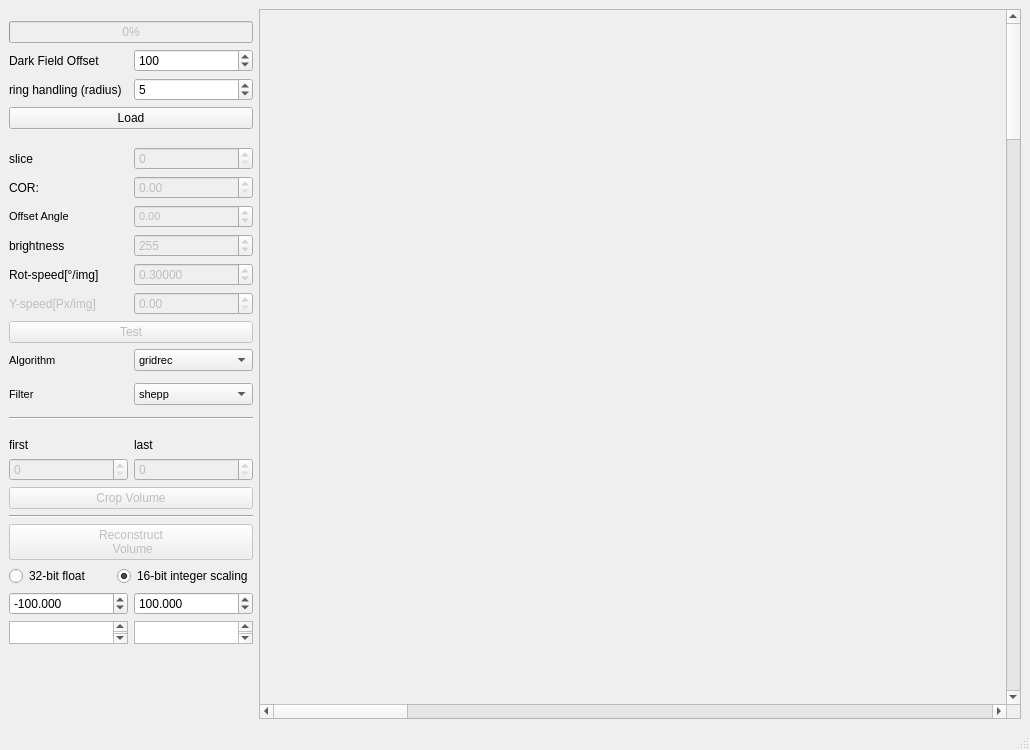
Above: BAMline_on_the_fly_CT/on_the_fly_CT_tester.ui from HMarkoetter/BAMline_CT_preview_RECO before the change. Below: the same form after it.
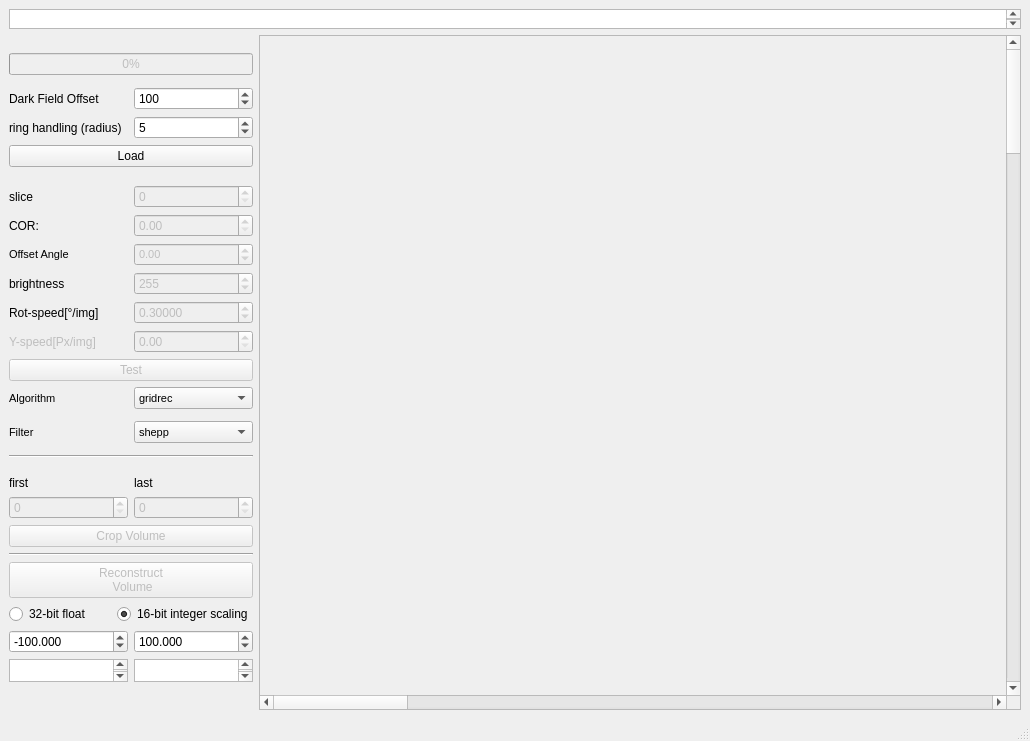
That is the form after the change.

Commit message: path and path-display

The edit to the form file:
```diff
--- a/BAMline_on_the_fly_CT/on_the_fly_CT_tester.ui
+++ b/BAMline_on_the_fly_CT/on_the_fly_CT_tester.ui
@@ -7,7 +7,7 @@
     <x>0</x>
     <y>0</y>
     <width>1030</width>
-    <height>750</height>
+    <height>741</height>
    </rect>
   </property>
   <property name="windowTitle">
@@ -15,14 +15,235 @@
   </property>
   <widget class="QWidget" name="centralwidget">
    <layout class="QGridLayout" name="gridLayout">
+    <item row="30" column="0" colspan="2">
+     <widget class="Line" name="line">
+      <property name="orientation">
+       <enum>Qt::Horizontal</enum>
+      </property>
+     </widget>
+    </item>
+    <item row="15" column="1">
+     <widget class="QDoubleSpinBox" name="Offset_Angle">
+      <property name="enabled">
+       <bool>false</bool>
+      </property>
+      <property name="font">
+       <font>
+        <pointsize>8</pointsize>
+        <weight>50</weight>
+        <bold>false</bold>
+       </font>
+      </property>
+      <property name="alignment">
+       <set>Qt::AlignLeading|Qt::AlignLeft|Qt::AlignVCenter</set>
+      </property>
+      <property name="minimum">
+       <double>-360.000000000000000</double>
+      </property>
+      <property name="maximum">
+       <double>360.000000000000000</double>
+      </property>
+     </widget>
+    </item>
+    <item row="20" column="0">
+     <widget class="QLabel" name="label_15">
+      <property name="font">
+       <font>
+        <pointsize>8</pointsize>
+        <weight>50</weight>
+        <bold>false</bold>
+       </font>
+      </property>
+      <property name="text">
+       <string>Algorithm</string>
+      </property>
+     </widget>
+    </item>
+    <item row="15" column="0">
+     <widget class="QLabel" name="label_9">
+      <property name="font">
+       <font>
+        <pointsize>8</pointsize>
+        <weight>50</weight>
+        <bold>false</bold>
+       </font>
+      </property>
+      <property name="text">
+       <string>Offset Angle</string>
+      </property>
+     </widget>
+    </item>
+    <item row="33" column="1">
+     <widget class="QDoubleSpinBox" name="int_high">
+      <property name="decimals">
+       <number>3</number>
+      </property>
+      <property name="minimum">
+       <double>-65535.000000000000000</double>
+      </property>
+      <property name="maximum">
+       <double>65535.000000000000000</double>
+      </property>
+      <property name="value">
+       <double>100.000000000000000</double>
+      </property>
+     </widget>
+    </item>
+    <item row="36" column="0">
+     <spacer name="verticalSpacer">
+      <property name="orientation">
+       <enum>Qt::Vertical</enum>
+      </property>
+      <property name="sizeHint" stdset="0">
+       <size>
+        <width>20</width>
+        <height>40</height>
+       </size>
+      </property>
+     </spacer>
+    </item>
+    <item row="20" column="1">
+     <widget class="QComboBox" name="algorithm_list">
+      <property name="font">
+       <font>
+        <pointsize>8</pointsize>
+        <weight>50</weight>
+        <bold>false</bold>
+       </font>
+      </property>
+      <item>
+       <property name="text">
+        <string>gridrec</string>
+       </property>
+      </item>
+      <item>
+       <property name="text">
+        <string>FBP_CUDA</string>
+       </property>
+      </item>
+      <item>
+       <property name="text">
+        <string>art</string>
+       </property>
+      </item>
+      <item>
+       <property name="text">
+        <string>bart</string>
+       </property>
+      </item>
+      <item>
+       <property name="text">
+        <string>fbp</string>
+       </property>
+      </item>
+      <item>
+       <property name="text">
+        <string>sirt</string>
+       </property>
+      </item>
+      <item>
+       <property name="text">
+        <string>tv</string>
+       </property>
+      </item>
+      <item>
+       <property name="text">
+        <string>grad</string>
+       </property>
+      </item>
+      <item>
+       <property name="text">
+        <string>mlem</string>
+       </property>
+      </item>
+      <item>
+       <property name="text">
+        <string>tikh</string>
+       </property>
+      </item>
+      <item>
+       <property name="text">
+        <string>osem</string>
+       </property>
+      </item>
+      <item>
+       <property name="text">
+        <string>pml_hybrid</string>
+       </property>
+      </item>
+      <item>
+       <property name="text">
+        <string>pml_quad</string>
+       </property>
+      </item>
+      <item>
+       <property name="text">
+        <string>ospml_hybrid</string>
+       </property>
+      </item>
+      <item>
+       <property name="text">
+        <string>ospml_quad</string>
+       </property>
+      </item>
+     </widget>
+    </item>
+    <item row="32" column="0" colspan="2">
+     <layout class="QHBoxLayout" name="horizontalLayout_2">
+      <item>
+       <widget class="QRadioButton" name="radioButton_32bit_float">
+        <property name="text">
+         <string>32-bit float</string>
+        </property>
+       </widget>
+      </item>
+      <item>
+       <widget class="QRadioButton" name="radioButton_16bit_integer">
+        <property name="text">
+         <string>16-bit integer scaling</string>
+        </property>
+        <property name="checked">
+         <bool>true</bool>
+        </property>
+       </widget>
+      </item>
+     </layout>
+    </item>
+    <item row="19" column="0" colspan="2">
+     <widget class="QPushButton" name="pushReconstruct">
+      <property name="enabled">
+       <bool>false</bool>
+      </property>
+      <property name="text">
+       <string>Test</string>
+      </property>
+     </widget>
+    </item>
+    <item row="27" column="0">
+     <widget class="QLabel" name="label_5">
+      <property name="text">
+       <string>first</string>
+      </property>
+     </widget>
+    </item>
     <item row="14" column="0">
-     <widget class="QLabel" name="label_7">
+     <widget class="QLabel" name="label_3">
       <property name="text">
-       <string>brightness</string>
+       <string>COR:</string>
       </property>
      </widget>
     </item>
-    <item row="27" column="0" colspan="2">
+    <item row="18" column="0">
+     <widget class="QLabel" name="label_4">
+      <property name="enabled">
+       <bool>false</bool>
+      </property>
+      <property name="text">
+       <string>Y-speed[Px/img]</string>
+      </property>
+     </widget>
+    </item>
+    <item row="29" column="0" colspan="2">
      <widget class="QPushButton" name="push_Crop_volume">
       <property name="enabled">
        <bool>false</bool>
@@ -32,22 +253,15 @@
       </property>
      </widget>
     </item>
-    <item row="16" column="1">
-     <widget class="QDoubleSpinBox" name="speed_Y">
-      <property name="enabled">
-       <bool>false</bool>
+    <item row="16" column="0">
+     <widget class="QLabel" name="label_7">
+      <property name="text">
+       <string>brightness</string>
       </property>
      </widget>
     </item>
-    <item row="22" column="0" colspan="2">
-     <widget class="Line" name="line_2">
-      <property name="orientation">
-       <enum>Qt::Horizontal</enum>
-      </property>
-     </widget>
-    </item>
-    <item row="26" column="1">
-     <widget class="QSpinBox" name="spinBox_last">
+    <item row="28" column="0">
+     <widget class="QSpinBox" name="spinBox_first">
       <property name="enabled">
        <bool>false</bool>
       </property>
@@ -56,27 +270,35 @@
       </property>
      </widget>
     </item>
-    <item row="11" column="1">
-     <widget class="QSpinBox" name="slice_number">
+    <item row="34" column="0">
+     <widget class="QTextBrowser" name="min">
+      <property name="maximumSize">
+       <size>
+        <width>119</width>
+        <height>23</height>
+       </size>
+      </property>
+     </widget>
+    </item>
+    <item row="31" column="0" colspan="2">
+     <widget class="QPushButton" name="pushReconstruct_all">
       <property name="enabled">
        <bool>false</bool>
       </property>
-      <property name="maximum">
-       <number>5000</number>
-      </property>
-      <property name="value">
-       <number>0</number>
+      <property name="text">
+       <string>Reconstruct
+ Volume</string>
       </property>
      </widget>
     </item>
-    <item row="7" column="0" rowspan="2" colspan="2">
+    <item row="9" column="0" rowspan="2" colspan="2">
      <widget class="QPushButton" name="pushLoad">
       <property name="text">
        <string>Load</string>
       </property>
      </widget>
     </item>
-    <item row="20" column="0">
+    <item row="22" column="0">
      <widget class="QLabel" name="label_16">
       <property name="font">
        <font>
@@ -90,7 +312,7 @@
       </property>
      </widget>
     </item>
-    <item row="32" column="1">
+    <item row="34" column="1">
      <widget class="QTextBrowser" name="max">
       <property name="maximumSize">
        <size>
@@ -100,45 +322,57 @@
       </property>
      </widget>
     </item>
-    <item row="32" column="0">
-     <widget class="QTextBrowser" name="min">
-      <property name="maximumSize">
-       <size>
-        <width>119</width>
-        <height>23</height>
-       </size>
-      </property>
-     </widget>
-    </item>
-    <item row="26" column="0">
-     <widget class="QSpinBox" name="spinBox_first">
+    <item row="16" column="1">
+     <widget class="QSpinBox" name="brightness">
       <property name="enabled">
        <bool>false</bool>
       </property>
       <property name="maximum">
-       <number>999999</number>
+       <number>640000</number>
       </property>
+      <property name="value">
+       <number>255</number>
+      </property>
      </widget>
     </item>
-    <item row="29" column="0" colspan="2">
-     <widget class="QPushButton" name="pushReconstruct_all">
+    <item row="17" column="0">
+     <widget class="QLabel" name="label">
+      <property name="text">
+       <string>Rot-speed[°/img]</string>
+      </property>
+     </widget>
+    </item>
+    <item row="17" column="1">
+     <widget class="QDoubleSpinBox" name="speed_W">
       <property name="enabled">
        <bool>false</bool>
       </property>
+      <property name="decimals">
+       <number>5</number>
+      </property>
+      <property name="singleStep">
+       <double>0.000100000000000</double>
+      </property>
+      <property name="value">
+       <double>0.300000000000000</double>
+      </property>
+     </widget>
+    </item>
+    <item row="13" column="0">
+     <widget class="QLabel" name="label_2">
       <property name="text">
-       <string>Reconstruct
- Volume</string>
+       <string>slice</string>
       </property>
      </widget>
     </item>
-    <item row="25" column="1">
+    <item row="27" column="1">
      <widget class="QLabel" name="label_6">
       <property name="text">
        <string>last</string>
       </property>
      </widget>
     </item>
-    <item row="4" column="0" colspan="2">
+    <item row="5" column="0" colspan="2">
      <widget class="QProgressBar" name="progressBar">
       <property name="enabled">
        <bool>false</bool>
@@ -148,7 +382,7 @@
       </property>
      </widget>
     </item>
-    <item row="2" column="2" rowspan="33">
+    <item row="2" column="2" rowspan="35">
      <widget class="QScrollArea" name="scrollArea_3">
       <property name="enabled">
        <bool>true</bool>
@@ -225,7 +459,7 @@
       </widget>
      </widget>
     </item>
-    <item row="31" column="0">
+    <item row="33" column="0">
      <widget class="QDoubleSpinBox" name="int_low">
       <property name="enabled">
        <bool>true</bool>
@@ -244,278 +478,42 @@
       </property>
      </widget>
     </item>
-    <item row="13" column="0">
-     <widget class="QLabel" name="label_9">
-      <property name="font">
-       <font>
-        <pointsize>8</pointsize>
-        <weight>50</weight>
-        <bold>false</bold>
-       </font>
-      </property>
-      <property name="text">
-       <string>Offset Angle</string>
-      </property>
-     </widget>
-    </item>
-    <item row="13" column="1">
-     <widget class="QDoubleSpinBox" name="Offset_Angle">
+    <item row="8" column="1">
+     <widget class="QSpinBox" name="spinBox_ringradius">
       <property name="enabled">
-       <bool>false</bool>
+       <bool>true</bool>
       </property>
-      <property name="font">
-       <font>
-        <pointsize>8</pointsize>
-        <weight>50</weight>
-        <bold>false</bold>
-       </font>
-      </property>
-      <property name="alignment">
-       <set>Qt::AlignLeading|Qt::AlignLeft|Qt::AlignVCenter</set>
-      </property>
-      <property name="minimum">
-       <double>-360.000000000000000</double>
-      </property>
       <property name="maximum">
-       <double>360.000000000000000</double>
-      </property>
-     </widget>
-    </item>
-    <item row="18" column="0">
-     <widget class="QLabel" name="label_15">
-      <property name="font">
-       <font>
-        <pointsize>8</pointsize>
-        <weight>50</weight>
-        <bold>false</bold>
-       </font>
-      </property>
-      <property name="text">
-       <string>Algorithm</string>
-      </property>
-     </widget>
-    </item>
-    <item row="31" column="1">
-     <widget class="QDoubleSpinBox" name="int_high">
-      <property name="decimals">
-       <number>3</number>
-      </property>
-      <property name="minimum">
-       <double>-65535.000000000000000</double>
-      </property>
-      <property name="maximum">
-       <double>65535.000000000000000</double>
+       <number>65535</number>
       </property>
       <property name="value">
-       <double>100.000000000000000</double>
-      </property>
-     </widget>
-    </item>
-    <item row="34" column="0">
-     <spacer name="verticalSpacer">
-      <property name="orientation">
-       <enum>Qt::Vertical</enum>
-      </property>
-      <property name="sizeHint" stdset="0">
-       <size>
-        <width>20</width>
-        <height>40</height>
-       </size>
-      </property>
-     </spacer>
-    </item>
-    <item row="28" column="0" colspan="2">
-     <widget class="Line" name="line">
-      <property name="orientation">
-       <enum>Qt::Horizontal</enum>
-      </property>
-     </widget>
-    </item>
-    <item row="18" column="1">
-     <widget class="QComboBox" name="algorithm_list">
-      <property name="font">
-       <font>
-        <pointsize>8</pointsize>
-        <weight>50</weight>
-        <bold>false</bold>
-       </font>
-      </property>
-      <item>
-       <property name="text">
-        <string>gridrec</string>
-       </property>
-      </item>
-      <item>
-       <property name="text">
-        <string>FBP_CUDA</string>
-       </property>
-      </item>
-      <item>
-       <property name="text">
-        <string>art</string>
-       </property>
-      </item>
-      <item>
-       <property name="text">
-        <string>bart</string>
-       </property>
-      </item>
-      <item>
-       <property name="text">
-        <string>fbp</string>
-       </property>
-      </item>
-      <item>
-       <property name="text">
-        <string>sirt</string>
-       </property>
-      </item>
-      <item>
-       <property name="text">
-        <string>tv</string>
-       </property>
-      </item>
-      <item>
-       <property name="text">
-        <string>grad</string>
-       </property>
-      </item>
-      <item>
-       <property name="text">
-        <string>mlem</string>
-       </property>
-      </item>
-      <item>
-       <property name="text">
-        <string>tikh</string>
-       </property>
-      </item>
-      <item>
-       <property name="text">
-        <string>osem</string>
-       </property>
-      </item>
-      <item>
-       <property name="text">
-        <string>pml_hybrid</string>
-       </property>
-      </item>
-      <item>
-       <property name="text">
-        <string>pml_quad</string>
-       </property>
-      </item>
-      <item>
-       <property name="text">
-        <string>ospml_hybrid</string>
-       </property>
-      </item>
-      <item>
-       <property name="text">
-        <string>ospml_quad</string>
-       </property>
-      </item>
-     </widget>
-    </item>
-    <item row="25" column="0">
-     <widget class="QLabel" name="label_5">
-      <property name="text">
-       <string>first</string>
-      </property>
-     </widget>
-    </item>
-    <item row="17" column="0" colspan="2">
-     <widget class="QPushButton" name="pushReconstruct">
-      <property name="enabled">
-       <bool>false</bool>
-      </property>
-      <property name="text">
-       <string>Test</string>
-      </property>
-     </widget>
-    </item>
-    <item row="30" column="0" colspan="2">
-     <layout class="QHBoxLayout" name="horizontalLayout_2">
-      <item>
-       <widget class="QRadioButton" name="radioButton_32bit_float">
-        <property name="text">
-         <string>32-bit float</string>
-        </property>
-       </widget>
-      </item>
-      <item>
-       <widget class="QRadioButton" name="radioButton_16bit_integer">
-        <property name="text">
-         <string>16-bit integer scaling</string>
-        </property>
-        <property name="checked">
-         <bool>true</bool>
-        </property>
-       </widget>
-      </item>
-     </layout>
-    </item>
-    <item row="12" column="0">
-     <widget class="QLabel" name="label_3">
-      <property name="text">
-       <string>COR:</string>
-      </property>
-     </widget>
-    </item>
-    <item row="16" column="0">
-     <widget class="QLabel" name="label_4">
-      <property name="enabled">
-       <bool>false</bool>
-      </property>
-      <property name="text">
-       <string>Y-speed[Px/img]</string>
+       <number>5</number>
       </property>
      </widget>
     </item>
     <item row="14" column="1">
-     <widget class="QSpinBox" name="brightness">
+     <widget class="QDoubleSpinBox" name="COR">
       <property name="enabled">
        <bool>false</bool>
       </property>
+      <property name="font">
+       <font>
+        <weight>50</weight>
+        <bold>false</bold>
+       </font>
+      </property>
       <property name="maximum">
-       <number>640000</number>
-      </property>
-      <property name="value">
-       <number>255</number>
-      </property>
-     </widget>
-    </item>
-    <item row="15" column="0">
-     <widget class="QLabel" name="label">
-      <property name="text">
-       <string>Rot-speed[°/img]</string>
-      </property>
-     </widget>
-    </item>
-    <item row="15" column="1">
-     <widget class="QDoubleSpinBox" name="speed_W">
-      <property name="enabled">
-       <bool>false</bool>
-      </property>
-      <property name="decimals">
-       <number>5</number>
+       <double>5000.000000000000000</double>
       </property>
       <property name="singleStep">
        <double>0.000100000000000</double>
       </property>
       <property name="value">
-       <double>0.300000000000000</double>
+       <double>0.000000000000000</double>
       </property>
      </widget>
     </item>
-    <item row="11" column="0">
-     <widget class="QLabel" name="label_2">
-      <property name="text">
-       <string>slice</string>
-      </property>
-     </widget>
-    </item>
-    <item row="20" column="1">
+    <item row="22" column="1">
      <widget class="QComboBox" name="filter_list">
       <property name="font">
        <font>
@@ -566,62 +564,74 @@
       </item>
      </widget>
     </item>
-    <item row="12" column="1">
-     <widget class="QDoubleSpinBox" name="COR">
-      <property name="enabled">
-       <bool>false</bool>
-      </property>
-      <property name="font">
-       <font>
-        <weight>50</weight>
-        <bold>false</bold>
-       </font>
-      </property>
-      <property name="maximum">
-       <double>5000.000000000000000</double>
-      </property>
-      <property name="singleStep">
-       <double>0.250000000000000</double>
-      </property>
-      <property name="value">
-       <double>0.000000000000000</double>
-      </property>
-     </widget>
-    </item>
-    <item row="6" column="1">
-     <widget class="QSpinBox" name="spinBox_ringradius">
-      <property name="enabled">
-       <bool>true</bool>
-      </property>
+    <item row="7" column="1">
+     <widget class="QSpinBox" name="spinBox_DF">
       <property name="maximum">
        <number>65535</number>
       </property>
       <property name="value">
-       <number>5</number>
+       <number>100</number>
       </property>
      </widget>
     </item>
-    <item row="6" column="0">
+    <item row="8" column="0">
      <widget class="QLabel" name="label_8">
       <property name="text">
        <string>ring handling (radius)</string>
       </property>
      </widget>
     </item>
-    <item row="5" column="0">
+    <item row="7" column="0">
      <widget class="QLabel" name="label_10">
       <property name="text">
        <string>Dark Field Offset</string>
       </property>
      </widget>
     </item>
-    <item row="5" column="1">
-     <widget class="QSpinBox" name="spinBox_DF">
+    <item row="24" column="0" colspan="2">
+     <widget class="Line" name="line_2">
+      <property name="orientation">
+       <enum>Qt::Horizontal</enum>
+      </property>
+     </widget>
+    </item>
+    <item row="13" column="1">
+     <widget class="QSpinBox" name="slice_number">
+      <property name="enabled">
+       <bool>false</bool>
+      </property>
       <property name="maximum">
-       <number>65535</number>
+       <number>5000</number>
       </property>
       <property name="value">
-       <number>100</number>
+       <number>0</number>
+      </property>
+     </widget>
+    </item>
+    <item row="18" column="1">
+     <widget class="QDoubleSpinBox" name="speed_Y">
+      <property name="enabled">
+       <bool>false</bool>
+      </property>
+     </widget>
+    </item>
+    <item row="28" column="1">
+     <widget class="QSpinBox" name="spinBox_last">
+      <property name="enabled">
+       <bool>false</bool>
+      </property>
+      <property name="maximum">
+       <number>999999</number>
+      </property>
+     </widget>
+    </item>
+    <item row="0" column="0" colspan="3">
+     <widget class="QTextBrowser" name="Sample">
+      <property name="maximumSize">
+       <size>
+        <width>16777215</width>
+        <height>20</height>
+       </size>
       </property>
      </widget>
     </item>
```
Left out of the diff: 2 changed lines with no effect on the pictures. The commit also changes 1 other file.
